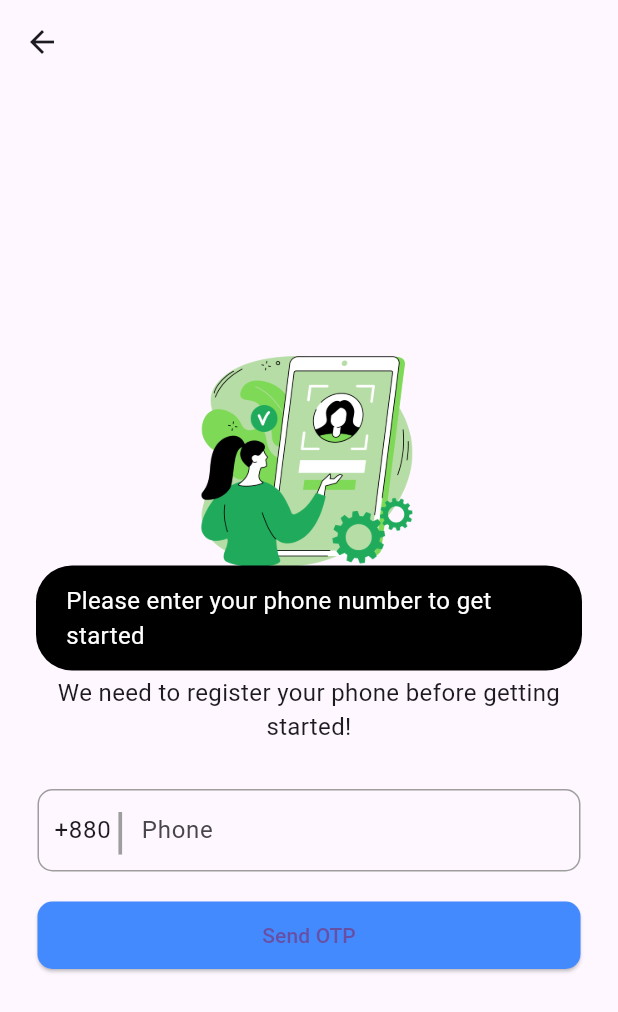
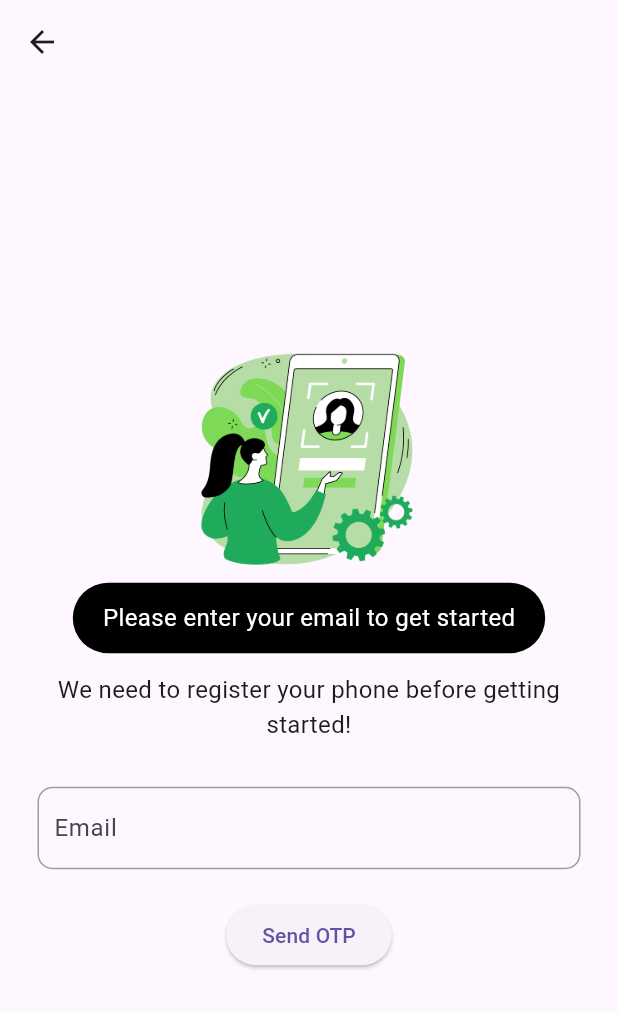
Before and after one commit to aunindadip96/Majumderpharmacey, a Flutter app: the MyPhone screen opened directly, after a tap on "Send OTP", on a phone screen of 412 x 824 dp. Shown: the top 1012 px of the screen. Run offline on Flutter 3.47's test engine with Material 3 defaults, Android fonts, the phone set to English and light mode, and no system bars; our stand-ins replace firebase_auth, firebase_core, flutter_easyloading, flutter_local_notifications, fluttertoast, get and 2 more; missing offline and left inert: draggable_scrollbar, email_auth, onesignal_flutter; accounts and stored records are empty.

Commit message:
notfication route

```diff
--- a/lib/SignUp/Phone_Number_Entry.dart
+++ b/lib/SignUp/Phone_Number_Entry.dart
@@ -1,8 +1,7 @@
+import 'package:email_auth/email_auth.dart';
 import 'package:flutter/material.dart';
 import 'package:fluttertoast/fluttertoast.dart';
 import 'package:get/get.dart';
-import 'package:get/get_core/src/get_main.dart';
-import '../Apicalls/Mobilenumbercheck.dart';
 import '../Controllers/availavldayscontroller.dart';
 
 class MyPhone extends StatefulWidget {
@@ -14,14 +13,73 @@ class MyPhone extends StatefulWidget {
 
 class _MyPhoneState extends State<MyPhone> {
   TextEditingController countryController = TextEditingController();
-  TextEditingController phonecontroller = TextEditingController();
+  TextEditingController emailController = TextEditingController();
   final sucesscontroller mobilecheck = Get.find<sucesscontroller>();
+
+  // Declare the EmailAuth object
+  late EmailAuth emailAuth;
 
   @override
   void initState() {
-    // TODO: implement initState
+    super.initState();
+
+    emailAuth = EmailAuth(
+      sessionName: "Dev Session",
+    );
+
+
+    // Initialize the EmailAuth instance
+    emailAuth.config(remoteServerConfiguration);
+
+    // Optionally configure with remote server settings if needed
+    // emailAuth.config(remoteServerConfiguration);
+
     countryController.text = "+880";
-    super.initState();
+  }
+
+  void sendOtp() async {
+    if (emailController.text.isEmpty) {
+      Fluttertoast.showToast(
+        msg: "Please enter your email to get started",
+        toastLength: Toast.LENGTH_SHORT,
+        gravity: ToastGravity.CENTER,
+        timeInSecForIosWeb: 1,
+        backgroundColor: Colors.black,
+        textColor: Colors.white,
+        fontSize: 16.0,
+      );
+      return;
+    }
+
+    bool result = await emailAuth.sendOtp(
+      recipientMail: emailController.text,
+      otpLength: 5,
+    );
+
+    if (result) {
+      setState(() {
+        mobilecheck.mobilenumcheck.value = true;
+      });
+      Fluttertoast.showToast(
+        msg: "OTP sent successfully!",
+        toastLength: Toast.LENGTH_SHORT,
+        gravity: ToastGravity.CENTER,
+        timeInSecForIosWeb: 1,
+        backgroundColor: Colors.green,
+        textColor: Colors.white,
+        fontSize: 16.0,
+      );
+    } else {
+      Fluttertoast.showToast(
+        msg: "Failed to send OTP. Please try again.",
+        toastLength: Toast.LENGTH_SHORT,
+        gravity: ToastGravity.CENTER,
+        timeInSecForIosWeb: 1,
+        backgroundColor: Colors.red,
+        textColor: Colors.white,
+        fontSize: 16.0,
+      );
+    }
   }
 
   @override
@@ -29,7 +87,7 @@ class _MyPhoneState extends State<MyPhone> {
     return Scaffold(
       appBar: AppBar(),
       body: Container(
-        margin: EdgeInsets.only(left: 25, right: 25),
+        margin: const EdgeInsets.only(left: 25, right: 25),
         alignment: Alignment.center,
         child: SingleChildScrollView(
           child: Column(
@@ -39,120 +97,48 @@ class _MyPhoneState extends State<MyPhone> {
                 'lib/assets/Images/otp.png',
                 width: 150,
                 height: 150,
-
               ),
-
-              const SizedBox(
-                height: 25,
-              ),
+              const SizedBox(height: 25),
               const Text(
                 "Phone Verification",
                 style: TextStyle(fontSize: 22, fontWeight: FontWeight.bold),
               ),
-              const SizedBox(
-                height: 10,
-              ),
+              const SizedBox(height: 10),
               const Text(
                 "We need to register your phone before getting started!",
-                style: TextStyle(
-                  fontSize: 16,
-                ),
+                style: TextStyle(fontSize: 16),
                 textAlign: TextAlign.center,
               ),
-              const SizedBox(
-                height: 30,
-              ),
+              const SizedBox(height: 30),
               Container(
                 height: 55,
                 decoration: BoxDecoration(
                   border: Border.all(width: 1, color: Colors.grey),
-                    borderRadius: BorderRadius.circular(10)),
+                  borderRadius: BorderRadius.circular(10),
+                ),
                 child: Row(
                   mainAxisAlignment: MainAxisAlignment.center,
                   children: [
-                    const SizedBox(
-                      width: 10,
-                    ),
-                    SizedBox(
-                      width: 40,
+                    const SizedBox(width: 10),
+                    Expanded(
                       child: TextField(
-                        controller: countryController,
-                        keyboardType: TextInputType.number,
+                        controller: emailController,
                         decoration: const InputDecoration(
                           border: InputBorder.none,
+                          hintText: "Email",
+                        ),
+                        enabled: !mobilecheck.mobilenumcheck.value,
                       ),
                     ),
-                    ),
-                    const Text(
-                      "|",
-                      style: TextStyle(fontSize: 33, color: Colors.grey),
-                    ),
-                    SizedBox(
-                      width: 10,
-                    ),
-                    Expanded(
-                        child: TextField(
-                      controller: phonecontroller,
-                      keyboardType: TextInputType.phone,
-                      decoration: InputDecoration(
-                        border: InputBorder.none,
-                        hintText: "Phone",
-                      ),
-                      enabled: mobilecheck.mobilenumcheck.value == false,
-                    ))
                   ],
                 ),
               ),
-              SizedBox(
-                height: 20,
-              ),
-              SizedBox(
-                  width: double.infinity,
-                  height: 45,
-                  child: ElevatedButton(
-                    style: ElevatedButton.styleFrom(
-                        backgroundColor: Colors.blueAccent,
-                        shape: RoundedRectangleBorder(
-                            borderRadius: BorderRadius.circular(10))),
-                    onPressed: mobilecheck.mobilenumcheck.value
-                        ? null
-                        : () async {
-                            if (phonecontroller.text.toString().isEmpty) {
-                              Fluttertoast.showToast(
-                                msg:
-                                    "Please enter your phone number to get started",
-                                toastLength: Toast.LENGTH_SHORT,
-                                gravity: ToastGravity.CENTER,
-                                timeInSecForIosWeb: 1,
-                                backgroundColor: Colors.black,
-                                textColor: Colors.white,
-                                fontSize: 16.0,
-                              );
-                            } else if (mobilecheck.mobilenumcheck.value) {
-                              Fluttertoast.showToast(
-                                msg: "Number checking is already in progress",
-                                toastLength: Toast.LENGTH_SHORT,
-                                gravity: ToastGravity.CENTER,
-                                timeInSecForIosWeb: 1,
-                                backgroundColor: Colors.black,
-                                textColor: Colors.white,
-                                fontSize: 16.0,
-                              );
-                            } else {
-                              mobilecheck.mobilenumcheck.value = true;
-
-                              if (mobilecheck.mobilenumcheck.value) {
-                                await sendOtp(phonecontroller.text.toString());
-
-                                // Show loading indicator or any UI indication of checking
-
-
-                              }
-                            }
-                          },
+              const SizedBox(height: 20),
+              ElevatedButton(
+                onPressed: mobilecheck.mobilenumcheck.value ? null : sendOtp,
                 child: Obx(() {
-                      return mobilecheck.mobilenumcheck.value ?
-                      Row(
+                  return mobilecheck.mobilenumcheck.value
+                      ? Row(
                     mainAxisAlignment: MainAxisAlignment.center,
                     children: const [
                       Padding(
@@ -161,16 +147,28 @@ class _MyPhoneState extends State<MyPhone> {
                             color: Colors.white),
                       ),
                       SizedBox(width: 8),
-                                Text("Validating you Number")
+                      Text("Validating your Number"),
                     ],
                   )
-                          : Text("Send OTP");
+                      : const Text("Send OTP");
                 }),
-                  ))
+              ),
             ],
           ),
         ),
       ),
     );
   }
+
+
+  final Map<String, String> remoteServerConfiguration = {
+    "server": "smtp.gmail.com",
+    "port": "465", // You can also use 465 for SSL
+    "username": "Majumder",
+    "password": "Majumder1234",
+    "senderEmail": "majuderpharmacyapp@gmail.com",
+    "secure": "true", // This ensures SSL/TLS is used
+  };
+
+
 }
--- a/pubspec.yaml
+++ b/pubspec.yaml
@@ -69,7 +69,7 @@ dev_dependencies:
   shimmer: ^2.0.0
   draggable_scrollbar: ^0.1.0
   cloud_firestore: ^4.5.1
-  change_app_package_name: ^1.3.0
+  email_auth: ^2.0.0
 
 
 
```
Also changed, not shown: lib/main.dart (+37 -0 lines), lib/push_notifiaction.dart (added, +45 -0 lines), pubspec.lock, 1 other file. Lines whose indentation alone changed are shown as unchanged.
